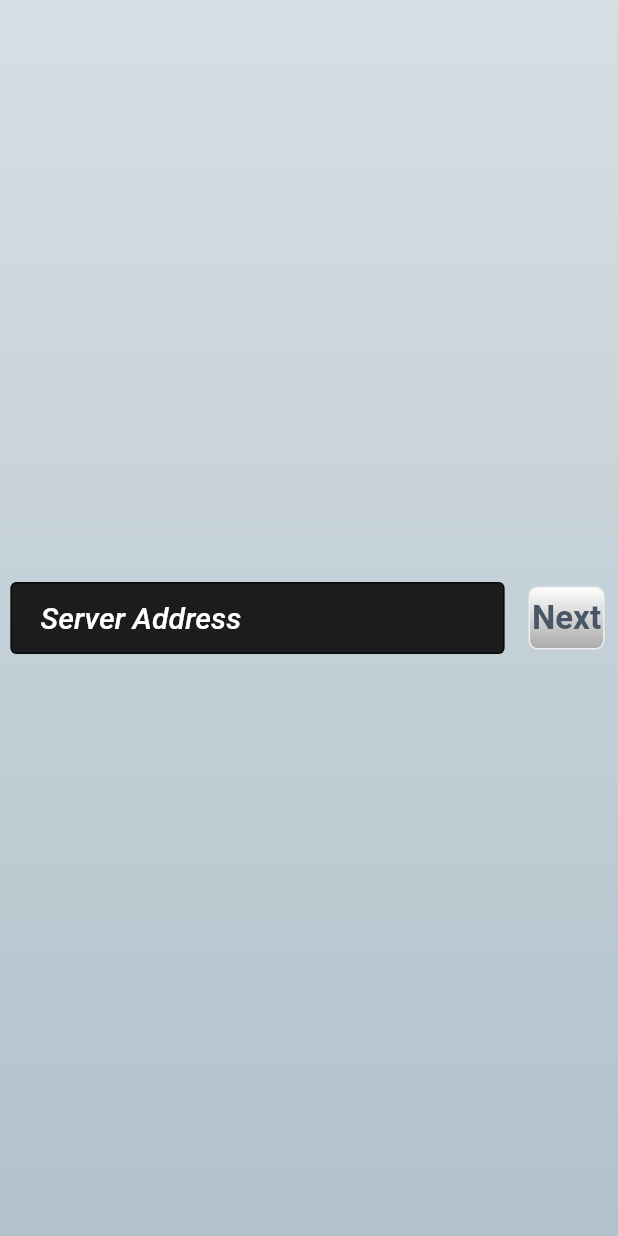
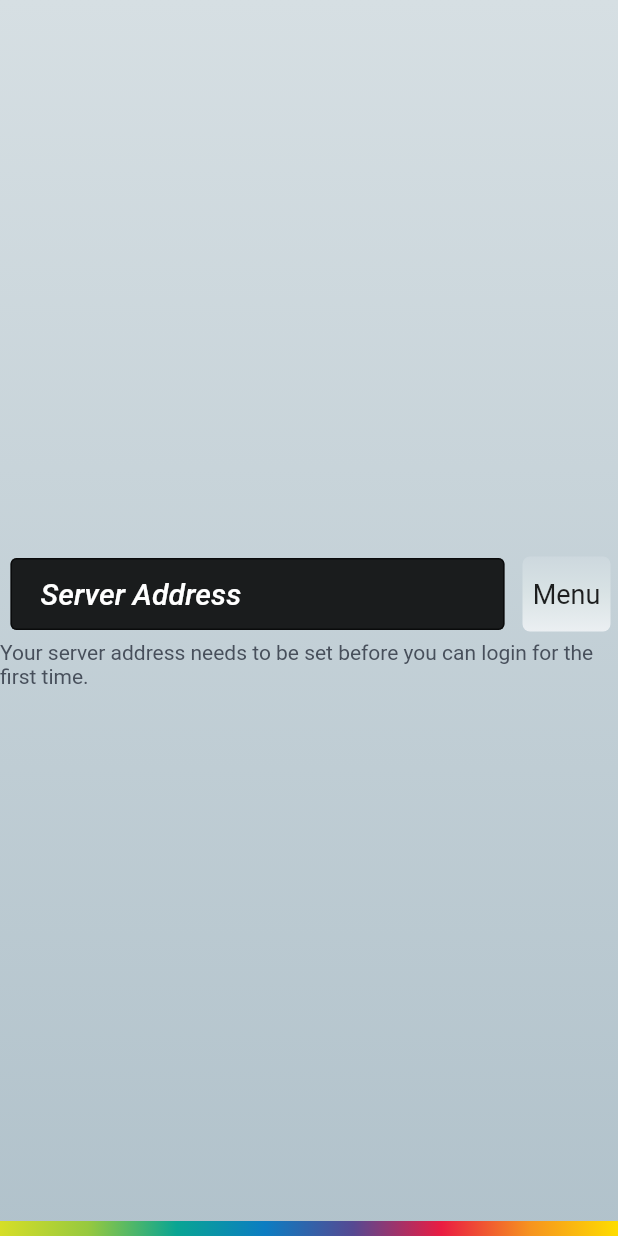
Before and after one commit to mikolajdebowski/techViz, a Flutter app: the screen it shows after launch, on a phone screen of 412 x 824 dp. Run offline on Flutter 3.47's test engine with Material 2 defaults, Android fonts, the phone set to English and light mode, and no system bars; our stand-ins replace charts_flutter, event_bus, shared_preferences, sqflite; missing offline and left inert: dart_amqp, validator, vizexplorer_mobile_common; accounts and stored records are empty; Roboto replaces fonts that are missing (Poppins).

Commit message:
Adding rainbow component

```diff
--- a/lib/config.dart
+++ b/lib/config.dart
@@ -1,6 +1,7 @@
 import 'package:shared_preferences/shared_preferences.dart';
 import 'package:flutter/material.dart';
 import 'package:techviz/common/LowerCaseTextFormatter.dart';
+import 'package:techviz/components/VizButton.dart';
 import 'package:techviz/components/vizElevated.dart';
 import 'package:techviz/login.dart';
 import 'package:validator/validator.dart';
@@ -38,7 +39,7 @@ class ConfigState extends State<Config> {
     if (_formKey.currentState.validate()) {
       _formKey.currentState.save();
 
-      if(!serverAddressController.text.toLowerCase().contains('http')){
+      if (!serverAddressController.text.toLowerCase().contains('http')) {
         serverAddressController.text = 'http://${serverAddressController.text}';
       }
 
@@ -49,14 +50,23 @@ class ConfigState extends State<Config> {
 
   @override
   Widget build(BuildContext context) {
-    var textFieldStyle = TextStyle(fontStyle: FontStyle.italic, fontSize: 20.0, color: Color(0xFFffffff), fontWeight: FontWeight.w500, fontFamily: "Roboto");
+    var textFieldStyle = TextStyle(
+        fontStyle: FontStyle.italic,
+        fontSize: 20.0,
+        color: Color(0xFFffffff),
+        fontWeight: FontWeight.w500,
+        fontFamily: "Roboto");
 
     var textFieldBorder = OutlineInputBorder(borderRadius: BorderRadius.all(Radius.circular(4.0)));
     var defaultPadding = EdgeInsets.all(7.0);
     var textFieldContentPadding = new EdgeInsets.fromLTRB(20.0, 10.0, 20.0, 10.0);
 
-    var backgroundDecoration =
-        BoxDecoration(gradient: LinearGradient(colors: [Color(0xFFd6dfe3), Color(0xFFb1c2cb)], begin: Alignment.topCenter, end: Alignment.bottomCenter, tileMode: TileMode.repeated));
+    var backgroundDecoration = BoxDecoration(
+        gradient: LinearGradient(
+            colors: [Color(0xFFd6dfe3), Color(0xFFb1c2cb)],
+            begin: Alignment.topCenter,
+            end: Alignment.bottomCenter,
+            tileMode: TileMode.repeated));
 
     var textField = Padding(
         padding: defaultPadding,
@@ -72,17 +82,54 @@ class ConfigState extends State<Config> {
               }
             },
             controller: serverAddressController,
-            decoration:
-                InputDecoration(fillColor: Colors.black87, filled: true, hintStyle: textFieldStyle, hintText: 'Server Address', border: textFieldBorder, contentPadding: textFieldContentPadding),
+            decoration: InputDecoration(
+                fillColor: Colors.black87,
+                filled: true,
+                hintStyle: textFieldStyle,
+                hintText: 'Server Address',
+                border: textFieldBorder,
+                contentPadding: textFieldContentPadding),
             style: textFieldStyle));
 
-    var btnNext = Padding(padding: defaultPadding, child: VizElevated(onTap: onNextTap, title: 'Next', customBackground: [Color(0xFFFFFFFF), Color(0xFFAAAAAA)]));
+//    var btnNext = Padding(
+//        padding: defaultPadding,
+//        child: VizElevated(
+//            onTap: onNextTap, title: 'Next', customBackground: [Color(0xFFFFFFFF), Color(0xFFAAAAAA)]));
+
+    var btnNext = VizButton('Menu', onTap: onNextTap, highlighted: true);
+
+    final colors = <Color>[
+      Color(0xFFd6de27),
+      Color(0xFF96c93f),
+      Color(0xFF09a593),
+      Color(0xFF0c7dc2),
+      Color(0xFF564992),
+      Color(0xFFea1c42),
+      Color(0xFFf69320),
+      Color(0xFFfedd00)
+    ];
+
+    var rainbow = Container(
+      height: 10.0,
+      decoration: BoxDecoration(
+        gradient: LinearGradient(
+          begin: Alignment.centerLeft,
+          end: Alignment.centerRight, // 10% of the width, so there are ten blinds.
+          colors: colors,
+//          stops: colorStops// repeats the gradient over the canvas
+        ),
+      ),
+    );
 
     return Scaffold(
         body: Container(
             decoration: backgroundDecoration,
-            child: Center(
-              child: Row(
+            child: Stack(
+              children: <Widget>[
+                Column(
+                  mainAxisAlignment: MainAxisAlignment.center,
+                  children: <Widget>[
+                    Row(
                       crossAxisAlignment: CrossAxisAlignment.center,
                       mainAxisAlignment: MainAxisAlignment.center,
                       children: <Widget>[
@@ -97,7 +144,14 @@ class ConfigState extends State<Config> {
                         ),
                       ],
                     ),
+                    Text(
+                      'Your server address needs to be set before you can login for the first time.',
+                      style: TextStyle(color: Color(0xff474f5b)),
+                    ),
+                  ],
+                ),
+                Align(alignment: Alignment.bottomCenter, child: rainbow),
+              ],
             )));
-
   }
 }
```
Lines whose indentation alone changed are shown as unchanged.
